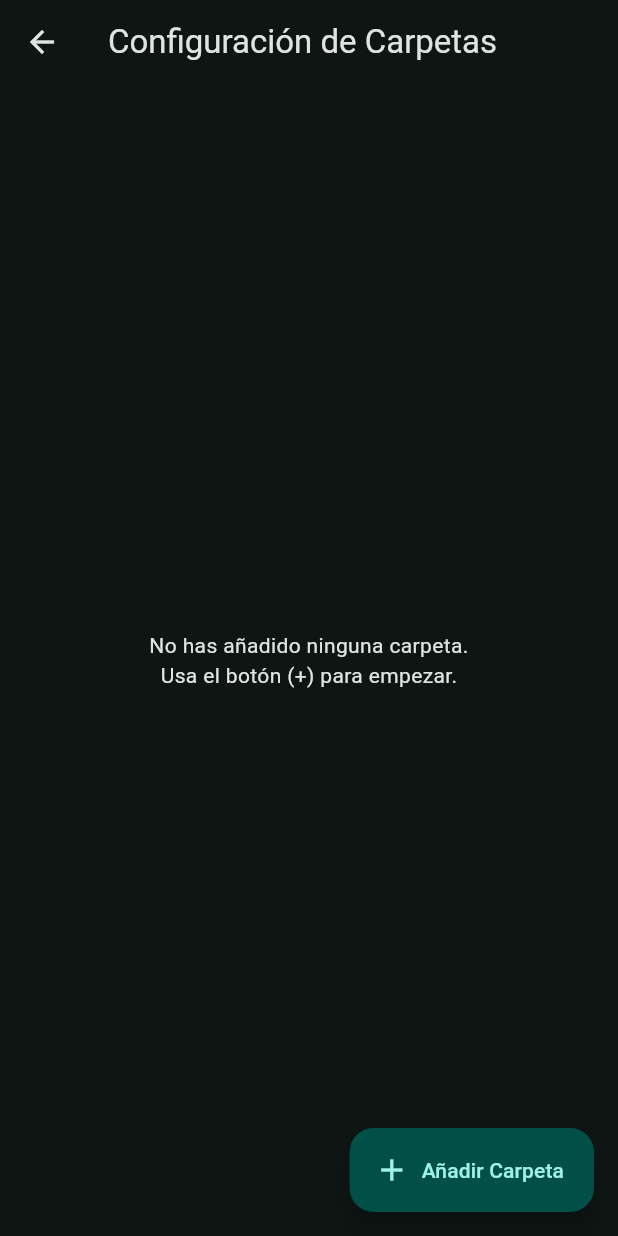
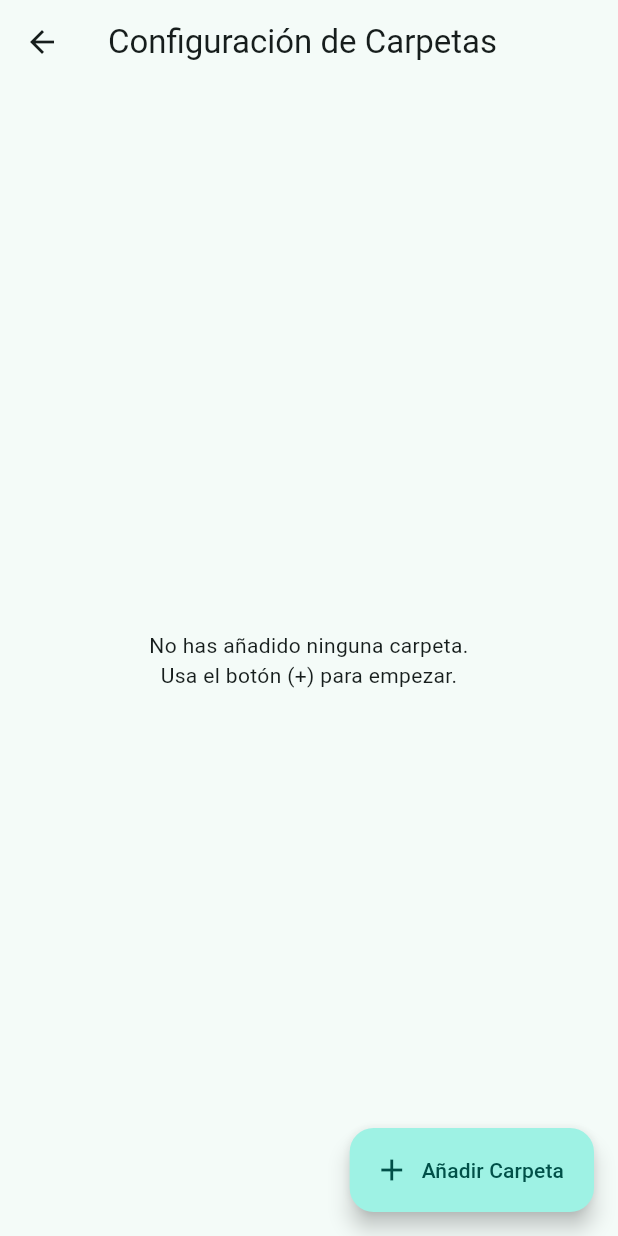
Before and after one commit to josprox/VideoPlayer, a Flutter app: the screen it shows after launch, after a tap on "Ir a Configuración", on a phone screen of 412 x 824 dp. Run offline on Flutter 3.47's test engine with Material 3 defaults, Android fonts, the phone set to English and light mode, and no system bars; drawn by our look-alikes of dynamic_color; our stand-ins replace chewie, device_info_plus, file_picker, permission_handler, shared_preferences, video_player; network calls fail.

Commit message:
Agrega soporte para el plugin dynamic_color y mejora la gestión de temas en la aplicación.

```diff
--- a/lib/main.dart
+++ b/lib/main.dart
@@ -1,5 +1,6 @@
 import 'package:flutter/material.dart';
-import 'package:video/VideoListScreen.dart'; // Importa tu pantalla principal
+import 'package:video/VideoListScreen.dart';
+import 'package:dynamic_color/dynamic_color.dart';
 
 void main() {
   WidgetsFlutterBinding.ensureInitialized();
@@ -9,25 +10,65 @@ void main() {
 class MainApp extends StatelessWidget {
   const MainApp({super.key});
 
+  // Temas de RESPALDO
+  static final _defaultDarkTheme = ThemeData(
+    useMaterial3: true,
+    colorScheme: ColorScheme.fromSeed(
+      seedColor: Colors.teal,
+      brightness: Brightness.dark,
+    ),
+    fontFamily: 'Roboto',
+  );
+
+  // Es buena práctica tener un respaldo para light mode también
+  static final _defaultLightTheme = ThemeData(
+    useMaterial3: true,
+    colorScheme: ColorScheme.fromSeed(
+      seedColor: Colors.teal,
+      brightness: Brightness.light,
+    ),
+    fontFamily: 'Roboto',
+  );
+
+
   @override
   Widget build(BuildContext context) {
-    return MaterialApp(
-      title: 'Mi Reproductor de Video',
-      debugShowCheckedModeBanner: false, // ¡Quita la banner de debug!
+    // Usamos DynamicColorBuilder para obtener los colores del sistema
+    return DynamicColorBuilder(
+      builder: (ColorScheme? lightDynamic, ColorScheme? darkDynamic) {
 
-      // Aquí activamos Material 3
-      theme: ThemeData(
-        useMaterial3: true,
-        // "Expressive" usa colores más vibrantes.
-        // Cambia 'Colors.blue' por tu color favorito
-        colorScheme: ColorScheme.fromSeed(
-          seedColor: Colors.teal, // Prueba con Colors.teal o Colors.deepPurple
-          brightness: Brightness.dark,
-        ),
-        fontFamily: 'Roboto', // Opcional: asegura una fuente consistente
-      ),
+        ThemeData theme;
+        ThemeData darkTheme;
 
-      home: VideoListScreen(),
+        if (lightDynamic != null && darkDynamic != null) {
+          // Si hay colores dinámicos (Android 12+), los usuamos
+          theme = ThemeData(
+            useMaterial3: true,
+            colorScheme: lightDynamic,
+            fontFamily: 'Roboto',
+          );
+          darkTheme = ThemeData(
+            useMaterial3: true,
+            colorScheme: darkDynamic,
+            fontFamily: 'Roboto',
+          );
+        } else {
+          // Si NO hay, usa tus temas de respaldo
+          theme = _defaultLightTheme;
+          darkTheme = _defaultDarkTheme;
+        }
+
+        return MaterialApp(
+          title: 'Mi Reproductor de Video',
+          debugShowCheckedModeBanner: false,
+
+          theme: theme,
+          darkTheme: darkTheme,
+          themeMode: ThemeMode.system,
+
+          home: VideoListScreen(),
+        );
+      },
     );
   }
 }
--- a/pubspec.yaml
+++ b/pubspec.yaml
@@ -30,8 +30,10 @@ dependencies:
 
   # Para saber la versión del SDK de Android
   device_info_plus: ^12.2.0
+
   # Para Picture-in-Picture
   pip_view: ^0.9.7
+  dynamic_color: ^1.8.1
 
 
 dev_dependencies:
```
Also changed, not shown: pubspec.lock, 5 other files.
